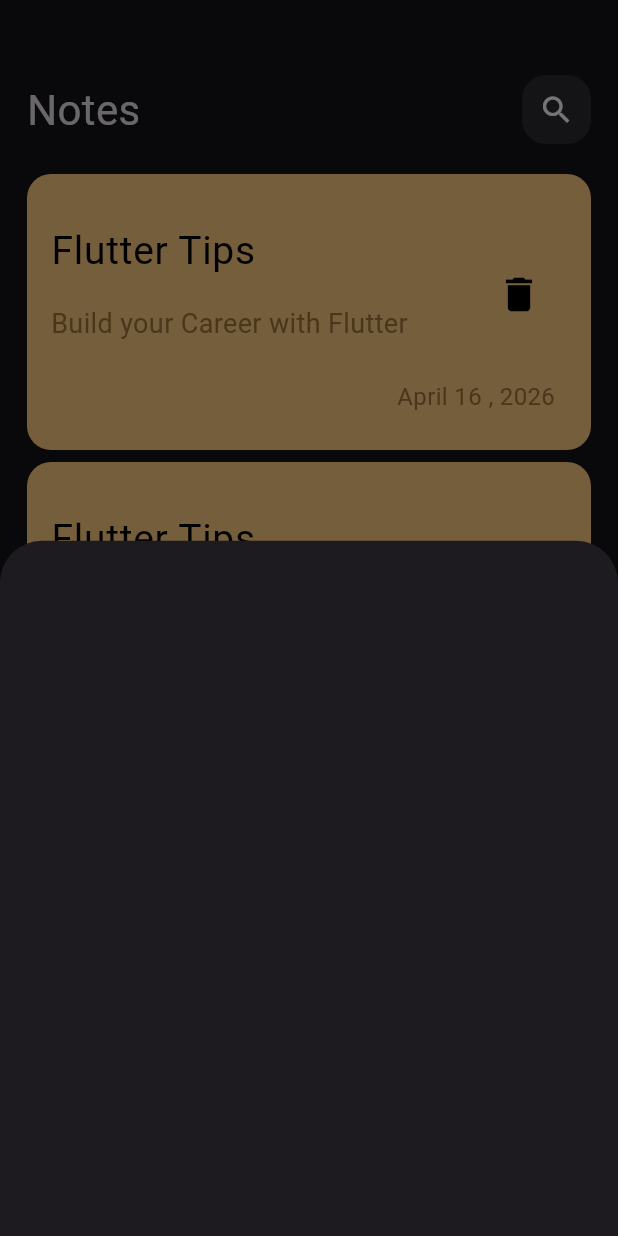
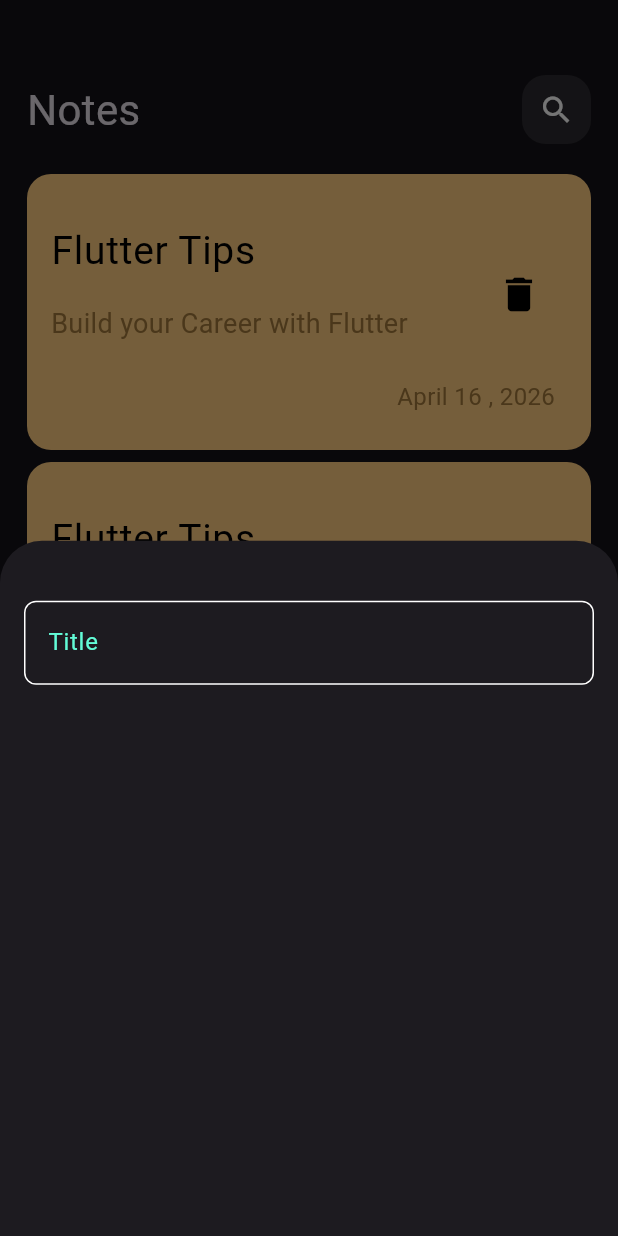
Before and after one commit to Osamah-Bawazir/note-app-flutter, a Flutter app: the screen it shows after launch, after a tap on the "add" icon, on a phone screen of 412 x 824 dp. Run offline on Flutter 3.47's test engine with Material 3 defaults, Android fonts, the phone set to English and light mode, and no system bars.

Commit message:
Create Custom Text Field

```diff
--- /dev/null
+++ b/lib/constants.dart
@@ -0,0 +1,3 @@
+import 'package:flutter/animation.dart';
+
+const  kPrimaryColor =  Color(0xff62FCD7);
--- a/lib/views/notes_view.dart
+++ b/lib/views/notes_view.dart
@@ -1,4 +1,5 @@
 import 'package:flutter/material.dart';
+import 'package:note_app/constants.dart';
 import 'package:note_app/widgets/add_note_button_sheet.dart';
 import 'package:note_app/widgets/notes_view_body.dart';
 
@@ -9,6 +10,7 @@ class NotesView extends StatelessWidget {
   Widget build(BuildContext context) {
     return Scaffold(
       floatingActionButton: FloatingActionButton(
+        backgroundColor: kPrimaryColor,
         onPressed: () {
           showModalBottomSheet(
             context: context,
@@ -17,7 +19,7 @@ class NotesView extends StatelessWidget {
             },
           );
         },
-        child: const Icon(Icons.add),
+        child: const Icon(Icons.add,color: Colors.black,),
       ),
       body: const NotesViewBody(),
     );
--- a/lib/widgets/add_note_button_sheet.dart
+++ b/lib/widgets/add_note_button_sheet.dart
@@ -1,10 +1,19 @@
 import 'package:flutter/material.dart';
+import 'package:note_app/widgets/custom_text_field.dart';
 
 class AddNoteButtonSheet extends StatelessWidget {
   const AddNoteButtonSheet({super.key});
 
   @override
   Widget build(BuildContext context) {
-    return Container();
+    return Padding(
+      padding: const EdgeInsets.symmetric(horizontal: 16),
+      child: Column(
+        children: [
+          SizedBox(height: 40,),
+          CustomTextField(),
+        ],
+      ),
+    );
   }
 }
--- /dev/null
+++ b/lib/widgets/custom_text_field.dart
@@ -0,0 +1,27 @@
+import 'package:flutter/material.dart';
+import 'package:note_app/constants.dart';
+
+class CustomTextField extends StatelessWidget {
+  const CustomTextField({super.key});
+
+  @override
+  Widget build(BuildContext context) {
+    return TextField(
+      cursorColor: kPrimaryColor,
+      decoration: InputDecoration(
+        hintText: 'Title',
+        hintStyle: const TextStyle(color: kPrimaryColor),
+        border:  buildBorder(),
+        enabledBorder: buildBorder(),
+        focusedBorder: buildBorder(kPrimaryColor)
+      ),
+    );
+  }
+
+  OutlineInputBorder buildBorder([color]) {
+    return OutlineInputBorder(
+        borderRadius: BorderRadius.circular(8),
+        borderSide: BorderSide(color: color ?? Colors.white),
+    );
+  }
+}
```
